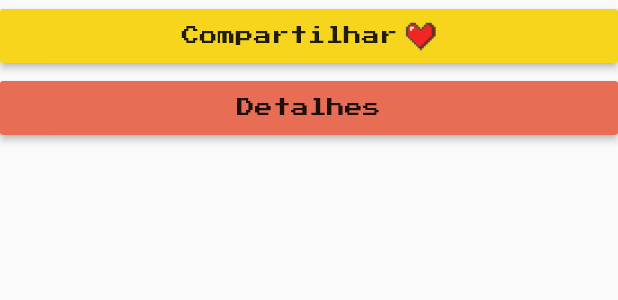
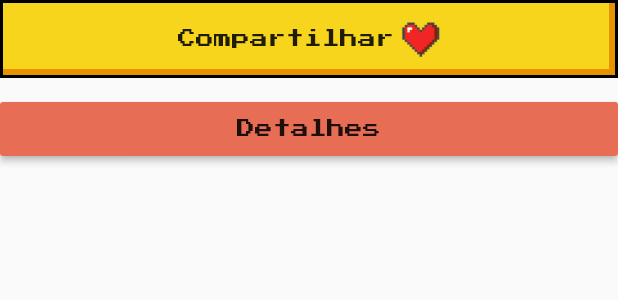
Before and after one commit to arthurdenner/quarentena_tech_mobile, a Flutter app: the ThingCardFooter widget shown alone on an empty page, opened directly, on a phone screen of 412 x 824 dp. Shown: the top 300 px of the screen. Run offline on Flutter 3.47's test engine with Material 2 defaults, Android fonts, the phone set to English and light mode, and no system bars; our stand-ins replace dio, flutter_svg; network calls fail.

Commit message:
feat: move utils to correct folder and style share button

```diff
--- a/lib/main.dart
+++ b/lib/main.dart
@@ -1,6 +1,6 @@
 import 'package:flutter/material.dart';
 import 'package:quarentena_tech_mobile/src/pages/home_page.dart';
-import 'package:quarentena_tech_mobile/src/pages/utils/constants.dart';
+import 'package:quarentena_tech_mobile/src/utils/constants.dart';
 
 void main() {
   runApp(QuarentenaTech());
@@ -23,9 +23,6 @@ class QuarentenaTech extends StatelessWidget {
             ),
           ),
         ),
-        buttonTheme: ButtonThemeData(
-          buttonColor: AppColors.interactive,
-        ),
       ),
       home: HomePage(),
     );
--- a/lib/src/pages/home_page.dart
+++ b/lib/src/pages/home_page.dart
@@ -1,9 +1,9 @@
 import 'package:flutter/material.dart';
 import 'package:quarentena_tech_mobile/src/models/thing.dart';
-import 'package:quarentena_tech_mobile/src/pages/utils/constants.dart';
 import 'package:quarentena_tech_mobile/src/pages/widgets/project_goal.dart';
 import 'package:quarentena_tech_mobile/src/pages/widgets/things_list.dart';
 import 'package:quarentena_tech_mobile/src/services/api.dart';
+import 'package:quarentena_tech_mobile/src/utils/constants.dart';
 
 class HomePage extends StatefulWidget {
   const HomePage({Key key}) : super(key: key);
--- a/lib/src/pages/widgets/project_goal.dart
+++ b/lib/src/pages/widgets/project_goal.dart
@@ -1,8 +1,8 @@
 import 'dart:ui';
 
 import 'package:flutter/material.dart';
-import 'package:quarentena_tech_mobile/src/pages/utils/constants.dart';
 import 'package:quarentena_tech_mobile/src/pages/widgets/animated_heart.dart';
+import 'package:quarentena_tech_mobile/src/utils/constants.dart';
 
 class ProjectGoal extends StatelessWidget {
   const ProjectGoal({Key key}) : super(key: key);
--- a/lib/src/pages/widgets/thing_card.dart
+++ b/lib/src/pages/widgets/thing_card.dart
@@ -1,6 +1,5 @@
 import 'package:flutter/material.dart';
 import 'package:quarentena_tech_mobile/src/models/thing.dart';
-import 'package:quarentena_tech_mobile/src/pages/utils/constants.dart';
 import 'package:quarentena_tech_mobile/src/pages/widgets/thing_card/thing_card_footer.dart';
 import 'package:quarentena_tech_mobile/src/pages/widgets/thing_card/thing_card_header.dart';
 
--- /dev/null
+++ b/lib/src/pages/widgets/thing_card/share_button.dart
@@ -0,0 +1,49 @@
+import 'package:flutter/material.dart';
+import 'package:quarentena_tech_mobile/src/utils/constants.dart';
+
+class ShareButton extends StatelessWidget {
+  const ShareButton({Key key}) : super(key: key);
+
+  @override
+  Widget build(BuildContext context) {
+    return Container(
+      decoration: BoxDecoration(
+        border: Border.all(
+          color: Colors.black,
+          width: 2,
+        ),
+        boxShadow: [
+          BoxShadow(
+            color: AppColors.interactiveSplash,
+            offset: Offset(0.0, 0.0),
+          ),
+          BoxShadow(
+            color: AppColors.interactive,
+            offset: Offset(-3.0, -3.0),
+            spreadRadius: -3.0,
+            blurRadius: 0,
+          ),
+        ],
+      ),
+      child: FlatButton(
+        onPressed: () {},
+        child: Row(
+          mainAxisAlignment: MainAxisAlignment.center,
+          children: <Widget>[
+            Text(
+              'Compartilhar',
+              style: TextStyle(
+                fontSize: 12,
+              ),
+            ),
+            SizedBox(width: 5),
+            Image.asset(
+              'assets/img/heart.png',
+              height: 25,
+            ),
+          ],
+        ),
+      ),
+    );
+  }
+}
--- a/lib/src/pages/widgets/thing_card/thing_card_footer.dart
+++ b/lib/src/pages/widgets/thing_card/thing_card_footer.dart
@@ -1,5 +1,6 @@
 import 'package:flutter/material.dart';
-import 'package:quarentena_tech_mobile/src/pages/utils/constants.dart';
+import 'package:quarentena_tech_mobile/src/pages/widgets/thing_card/share_button.dart';
+import 'package:quarentena_tech_mobile/src/utils/constants.dart';
 
 class ThingCardFooter extends StatelessWidget {
   const ThingCardFooter({Key key}) : super(key: key);
@@ -9,26 +10,8 @@ class ThingCardFooter extends StatelessWidget {
     return Column(
       crossAxisAlignment: CrossAxisAlignment.start,
       children: <Widget>[
-        RaisedButton(
-          onPressed: () {},
-          child: Row(
-            mainAxisAlignment: MainAxisAlignment.center,
-            children: <Widget>[
-              Text(
-                'Compartilhar',
-                style: TextStyle(
-                  fontSize: 12,
-                ),
-              ),
-              SizedBox(width: 5),
-              Image.asset(
-                'assets/img/heart.png',
-                height: 20,
-              ),
-            ],
-          ),
-        ),
-        SizedBox(width: 20),
+        ShareButton(),
+        SizedBox(height: 10),
         RaisedButton(
           color: AppColors.highlight,
           onPressed: () {},
--- a/lib/src/pages/widgets/thing_card/thing_card_header.dart
+++ b/lib/src/pages/widgets/thing_card/thing_card_header.dart
@@ -1,8 +1,8 @@
 import 'package:flutter/material.dart';
 import 'package:flutter_svg/svg.dart';
 import 'package:quarentena_tech_mobile/src/models/thing.dart';
-import 'package:quarentena_tech_mobile/src/pages/utils/constants.dart';
-import 'package:quarentena_tech_mobile/src/pages/utils/helpers.dart';
+import 'package:quarentena_tech_mobile/src/utils/constants.dart';
+import 'package:quarentena_tech_mobile/src/utils/helpers.dart';
 
 class ThingCardHeader extends StatelessWidget {
   const ThingCardHeader({
@@ -15,19 +15,14 @@ class ThingCardHeader extends StatelessWidget {
   @override
   Widget build(BuildContext context) {
     return Row(
-      crossAxisAlignment: CrossAxisAlignment.start,
-      mainAxisAlignment: MainAxisAlignment.spaceBetween,
       children: <Widget>[
-        _buildImage(thing),
-        SizedBox(width: 20),
         Flexible(
           child: Column(
-            crossAxisAlignment: CrossAxisAlignment.end,
+            crossAxisAlignment: CrossAxisAlignment.start,
             children: <Widget>[
               Text(thing.title),
               SizedBox(height: 10),
               Row(
-                mainAxisAlignment: MainAxisAlignment.end,
                 children: thing.categories.map((category) {
                   return Container(
                     color: getColorByCategory(category),
@@ -48,6 +43,8 @@ class ThingCardHeader extends StatelessWidget {
             ],
           ),
         ),
+        SizedBox(width: 20),
+        _buildImage(thing),
       ],
     );
   }
@@ -58,12 +55,12 @@ class ThingCardHeader extends StatelessWidget {
     return isSvg
         ? SvgPicture.network(
             getLogoUrl(thing.logo),
-            semanticsLabel: thing.logo,
+            semanticsLabel: 'Logo de ${thing.title}',
             height: AppSizes.logo,
           )
         : Image.network(
             getLogoUrl(thing.logo),
-            semanticLabel: thing.title,
+            semanticLabel: 'Logo de ${thing.title}',
             height: AppSizes.logo,
           );
   }
--- a/lib/src/services/api.dart
+++ b/lib/src/services/api.dart
@@ -1,6 +1,6 @@
 import 'package:dio/dio.dart';
 import 'package:quarentena_tech_mobile/src/models/thing.dart';
-import 'package:quarentena_tech_mobile/src/pages/utils/constants.dart';
+import 'package:quarentena_tech_mobile/src/utils/constants.dart';
 
 class Api {
   final _dio = Dio(
--- a/lib/src/pages/utils/constants.dart
+++ b/lib/src/utils/constants.dart
@@ -12,6 +12,7 @@ class AppColors {
   static const emphasis = Color(0xFF7c5e99);
   static const main = Color(0xFFf25a70);
   static const interactive = Color(0xFFf7d51d);
+  static const interactiveSplash = Color(0xFFe59400);
   static const highlight = Color(0xFFe76e55);
   static const neutral = Colors.black38;
 }
--- a/lib/src/pages/utils/helpers.dart
+++ b/lib/src/utils/helpers.dart
@@ -1,5 +1,5 @@
 import 'package:flutter/material.dart';
-import 'package:quarentena_tech_mobile/src/pages/utils/constants.dart';
+import 'package:quarentena_tech_mobile/src/utils/constants.dart';
 
 String getLogoUrl(String relativeUrl) => BASE_URL + relativeUrl;
 
```
